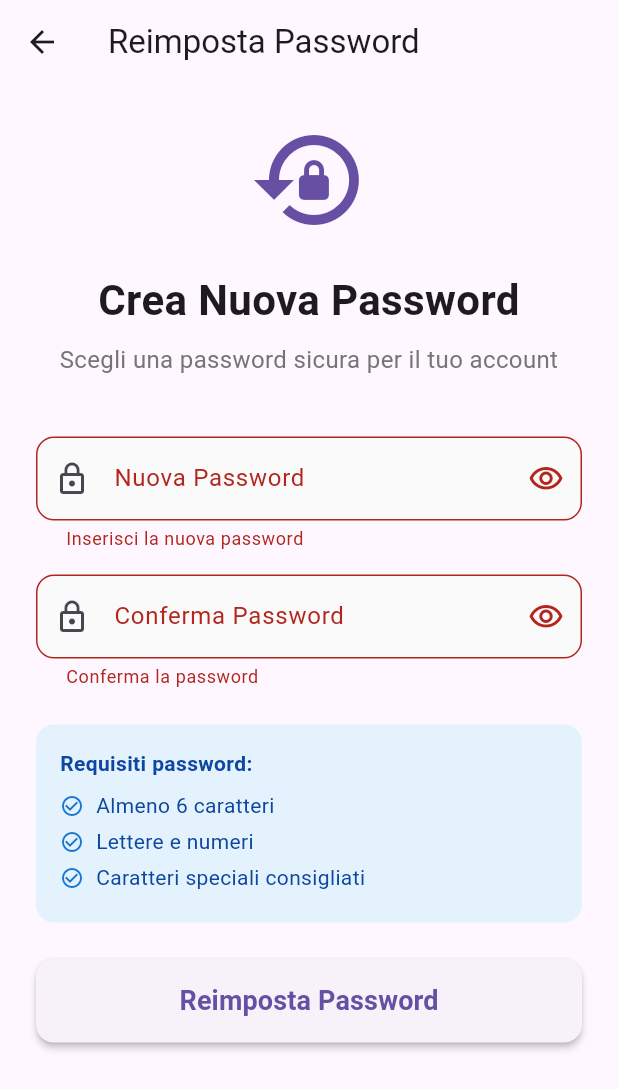
After one commit to pazo01/TravelShareApp, a Flutter app: the ResetPasswordScreen screen opened directly, after a tap on "Reimposta Password", on a phone screen of 412 x 824 dp. The commit adds this screen. Shown: the top 1089 px of the screen. Run offline on Flutter 3.47's test engine with Material 3 defaults, Android fonts, the phone set to English and light mode, and no system bars; our stand-ins replace flutter_riverpod, google_sign_in, supabase_flutter; accounts and stored records are empty.

Commit message:
Aggiunta di recupero password

```diff
--- a/lib/app.dart
+++ b/lib/app.dart
@@ -1,5 +1,6 @@
 import 'package:flutter/material.dart';
 import 'presentation/screens/welcome_screen.dart';
+import 'main.dart' show navigatorKey;
 
 class TravelShareApp extends StatelessWidget {
   const TravelShareApp({super.key});
@@ -9,6 +10,7 @@ class TravelShareApp extends StatelessWidget {
     return MaterialApp(
       title: 'TravelShare',
       debugShowCheckedModeBanner: false,
+      navigatorKey: navigatorKey, // ✅ Importante per deep link
       theme: ThemeData(
         primarySwatch: Colors.blue,
         useMaterial3: true,
--- a/lib/core/config/supabase_config.dart
+++ b/lib/core/config/supabase_config.dart
@@ -11,8 +11,7 @@ class SupabaseConfig {
     await Supabase.initialize(
       url: supabaseUrl,
       anonKey: supabaseAnonKey,
-      // ✅ Configurazione deep link
-      authOptions: FlutterAuthClientOptions(
+      authOptions: const FlutterAuthClientOptions(
         authFlowType: AuthFlowType.pkce,
       ),
     );
--- a/lib/data/services/auth_service.dart
+++ b/lib/data/services/auth_service.dart
@@ -1,6 +1,7 @@
 import 'package:google_sign_in/google_sign_in.dart';
 import 'package:supabase_flutter/supabase_flutter.dart';
 import '../models/user_profile.dart';
+import '../../core/config/supabase_config.dart';
 
 class AuthService {
   static final SupabaseClient _supabase = Supabase.instance.client;
@@ -19,14 +20,11 @@ class AuthService {
   /// 1. AUTENTICAZIONE GOOGLE
   static Future<AuthResponse> signInWithGoogle() async {
     try {
-      // STEP 1: Inizializza GoogleSignIn
       await GoogleSignIn.instance.initialize(
-        // TODO: Sostituisci con il tuo WEB Client ID
         serverClientId:
             '57199450253-8144397hpp8a68lis9assv013jsvaqdc.apps.googleusercontent.com',
       );
 
-      // STEP 2: Avvia il processo di login
       final GoogleSignInAccount? googleUser = await GoogleSignIn.instance
           .authenticate();
 
@@ -34,7 +32,6 @@ class AuthService {
         throw Exception('Login con Google annullato dall\'utente.');
       }
 
-      // STEP 3: Ottieni i token di autenticazione
       final GoogleSignInAuthentication googleAuth =
           await googleUser.authentication;
 
@@ -46,13 +43,11 @@ class AuthService {
         );
       }
 
-      // STEP 4: Autentica con Supabase
       final response = await _supabase.auth.signInWithIdToken(
         provider: OAuthProvider.google,
         idToken: idToken,
       );
 
-      // STEP 5: Crea/aggiorna il profilo utente
       if (response.user != null) {
         await _createOrUpdateProfile(response.user!);
       }
@@ -133,16 +128,30 @@ class AuthService {
     }
   }
 
-  /// 6. RECUPERO PASSWORD
+  /// 6. RECUPERO PASSWORD - Invia email con link di reset
   static Future<void> resetPassword(String email) async {
     try {
-      await _supabase.auth.resetPasswordForEmail(email);
+      await _supabase.auth.resetPasswordForEmail(
+        email,
+        redirectTo: SupabaseConfig.redirectUrl,
+      );
     } catch (e) {
       throw Exception('Recupero password fallito: $e');
     }
   }
 
-  /// 7. SIGN OUT
+  /// 7. AGGIORNA PASSWORD - Dopo aver cliccato sul link
+  static Future<void> updatePassword(String newPassword) async {
+    try {
+      await _supabase.auth.updateUser(
+        UserAttributes(password: newPassword),
+      );
+    } catch (e) {
+      throw Exception('Aggiornamento password fallito: $e');
+    }
+  }
+
+  /// 8. SIGN OUT
   static Future<void> signOut() async {
     try {
       await GoogleSignIn.instance.signOut();
--- a/lib/main.dart
+++ b/lib/main.dart
@@ -1,7 +1,9 @@
 import 'package:flutter/material.dart';
 import 'package:flutter_riverpod/flutter_riverpod.dart';
+import 'package:supabase_flutter/supabase_flutter.dart';
 import 'core/config/supabase_config.dart';
 import 'app.dart';
+import 'presentation/screens/reset_password_screen.dart';
 
 void main() async {
   WidgetsFlutterBinding.ensureInitialized();
@@ -9,9 +11,36 @@ void main() async {
   // Inizializza Supabase
   await SupabaseConfig.initialize();
 
+  // 🔗 Listener per Deep Link (recupero password)
+  _setupDeepLinkListener();
+
   runApp(
     const ProviderScope(
       child: TravelShareApp(),
     ),
   );
 }
+
+void _setupDeepLinkListener() {
+  Supabase.instance.client.auth.onAuthStateChange.listen((data) {
+    final event = data.event;
+
+    // 🔐 Quando Supabase rileva un evento di password recovery
+    if (event == AuthChangeEvent.passwordRecovery) {
+      print('✅ Deep Link ricevuto: Password Recovery');
+
+      // Naviga alla schermata di reset password
+      final context = navigatorKey.currentContext;
+      if (context != null) {
+        Navigator.of(context).push(
+          MaterialPageRoute(
+            builder: (_) => const ResetPasswordScreen(),
+          ),
+        );
+      }
+    }
+  });
+}
+
+// GlobalKey per la navigazione da fuori del contesto widget
+final GlobalKey<NavigatorState> navigatorKey = GlobalKey<NavigatorState>();
--- /dev/null
+++ b/lib/presentation/screens/reset_password_screen.dart
@@ -0,0 +1,267 @@
+import 'package:flutter/material.dart';
+import '../../data/services/auth_service.dart';
+
+class ResetPasswordScreen extends StatefulWidget {
+  const ResetPasswordScreen({super.key});
+
+  @override
+  State<ResetPasswordScreen> createState() => _ResetPasswordScreenState();
+}
+
+class _ResetPasswordScreenState extends State<ResetPasswordScreen> {
+  final _formKey = GlobalKey<FormState>();
+  final _newPasswordController = TextEditingController();
+  final _confirmPasswordController = TextEditingController();
+
+  bool _isLoading = false;
+  bool _obscureNewPassword = true;
+  bool _obscureConfirmPassword = true;
+
+  @override
+  Widget build(BuildContext context) {
+    return Scaffold(
+      appBar: AppBar(
+        title: const Text('Reimposta Password'),
+        elevation: 0,
+      ),
+      body: SafeArea(
+        child: SingleChildScrollView(
+          padding: const EdgeInsets.all(24),
+          child: Form(
+            key: _formKey,
+            child: Column(
+              crossAxisAlignment: CrossAxisAlignment.stretch,
+              children: [
+                Icon(
+                  Icons.lock_reset,
+                  size: 80,
+                  color: Theme.of(context).primaryColor,
+                ),
+                const SizedBox(height: 20),
+                const Text(
+                  'Crea Nuova Password',
+                  style: TextStyle(
+                    fontSize: 28,
+                    fontWeight: FontWeight.bold,
+                  ),
+                  textAlign: TextAlign.center,
+                ),
+                const SizedBox(height: 8),
+                Text(
+                  'Scegli una password sicura per il tuo account',
+                  style: TextStyle(
+                    fontSize: 16,
+                    color: Colors.grey.shade600,
+                  ),
+                  textAlign: TextAlign.center,
+                ),
+                const SizedBox(height: 40),
+
+                // Nuova Password
+                TextFormField(
+                  controller: _newPasswordController,
+                  obscureText: _obscureNewPassword,
+                  decoration: InputDecoration(
+                    labelText: 'Nuova Password',
+                    prefixIcon: const Icon(Icons.lock_outline),
+                    suffixIcon: IconButton(
+                      icon: Icon(
+                        _obscureNewPassword
+                            ? Icons.visibility_outlined
+                            : Icons.visibility_off_outlined,
+                      ),
+                      onPressed: () {
+                        setState(
+                          () => _obscureNewPassword = !_obscureNewPassword,
+                        );
+                      },
+                    ),
+                    border: OutlineInputBorder(
+                      borderRadius: BorderRadius.circular(12),
+                    ),
+                  ),
+                  validator: (value) {
+                    if (value == null || value.isEmpty) {
+                      return 'Inserisci la nuova password';
+                    }
+                    if (value.length < 6) {
+                      return 'La password deve essere di almeno 6 caratteri';
+                    }
+                    return null;
+                  },
+                ),
+
+                const SizedBox(height: 16),
+
+                // Conferma Password
+                TextFormField(
+                  controller: _confirmPasswordController,
+                  obscureText: _obscureConfirmPassword,
+                  decoration: InputDecoration(
+                    labelText: 'Conferma Password',
+                    prefixIcon: const Icon(Icons.lock_outline),
+                    suffixIcon: IconButton(
+                      icon: Icon(
+                        _obscureConfirmPassword
+                            ? Icons.visibility_outlined
+                            : Icons.visibility_off_outlined,
+                      ),
+                      onPressed: () {
+                        setState(
+                          () => _obscureConfirmPassword =
+                              !_obscureConfirmPassword,
+                        );
+                      },
+                    ),
+                    border: OutlineInputBorder(
+                      borderRadius: BorderRadius.circular(12),
+                    ),
+                  ),
+                  validator: (value) {
+                    if (value == null || value.isEmpty) {
+                      return 'Conferma la password';
+                    }
+                    if (value != _newPasswordController.text) {
+                      return 'Le password non coincidono';
+                    }
+                    return null;
+                  },
+                ),
+
+                const SizedBox(height: 24),
+
+                // Password requirements
+                Container(
+                  padding: const EdgeInsets.all(16),
+                  decoration: BoxDecoration(
+                    color: Colors.blue.shade50,
+                    borderRadius: BorderRadius.circular(12),
+                  ),
+                  child: Column(
+                    crossAxisAlignment: CrossAxisAlignment.start,
+                    children: [
+                      Text(
+                        'Requisiti password:',
+                        style: TextStyle(
+                          fontWeight: FontWeight.bold,
+                          color: Colors.blue.shade900,
+                        ),
+                      ),
+                      const SizedBox(height: 8),
+                      _buildRequirement('Almeno 6 caratteri'),
+                      _buildRequirement('Lettere e numeri'),
+                      _buildRequirement('Caratteri speciali consigliati'),
+                    ],
+                  ),
+                ),
+
+                const SizedBox(height: 24),
+
+                // Submit button
+                SizedBox(
+                  height: 56,
+                  child: ElevatedButton(
+                    onPressed: _isLoading ? null : _handleSubmit,
+                    style: ElevatedButton.styleFrom(
+                      shape: RoundedRectangleBorder(
+                        borderRadius: BorderRadius.circular(12),
+                      ),
+                    ),
+                    child: _isLoading
+                        ? const SizedBox(
+                            height: 24,
+                            width: 24,
+                            child: CircularProgressIndicator(
+                              strokeWidth: 2,
+                              valueColor:
+                                  AlwaysStoppedAnimation<Color>(Colors.white),
+                            ),
+                          )
+                        : const Text(
+                            'Reimposta Password',
+                            style: TextStyle(
+                              fontSize: 18,
+                              fontWeight: FontWeight.bold,
+                            ),
+                          ),
+                  ),
+                ),
+              ],
+            ),
+          ),
+        ),
+      ),
+    );
+  }
+
+  Widget _buildRequirement(String text) {
+    return Padding(
+      padding: const EdgeInsets.only(bottom: 4),
+      child: Row(
+        children: [
+          Icon(
+            Icons.check_circle_outline,
+            size: 16,
+            color: Colors.blue.shade700,
+          ),
+          const SizedBox(width: 8),
+          Text(
+            text,
+            style: TextStyle(
+              fontSize: 14,
+              color: Colors.blue.shade900,
+            ),
+          ),
+        ],
+      ),
+    );
+  }
+
+  Future<void> _handleSubmit() async {
+    if (!_formKey.currentState!.validate()) return;
+
+    setState(() => _isLoading = true);
+
+    try {
+      await AuthService.updatePassword(_newPasswordController.text);
+
+      if (mounted) {
+        _showSuccess('Password aggiornata con successo!');
+
+        // Ritorna alla schermata di login
+        Navigator.of(context).popUntil((route) => route.isFirst);
+      }
+    } catch (e) {
+      _showError('Errore: ${e.toString()}');
+    } finally {
+      if (mounted) {
+        setState(() => _isLoading = false);
+      }
+    }
+  }
+
+  void _showSuccess(String message) {
+    ScaffoldMessenger.of(context).showSnackBar(
+      SnackBar(
+        content: Text(message),
+        backgroundColor: Colors.green,
+      ),
+    );
+  }
+
+  void _showError(String message) {
+    ScaffoldMessenger.of(context).showSnackBar(
+      SnackBar(
+        content: Text(message),
+        backgroundColor: Colors.red,
+      ),
+    );
+  }
+
+  @override
+  void dispose() {
+    _newPasswordController.dispose();
+    _confirmPasswordController.dispose();
+    super.dispose();
+  }
+}
```
Also changed, not shown: 1 other file.
